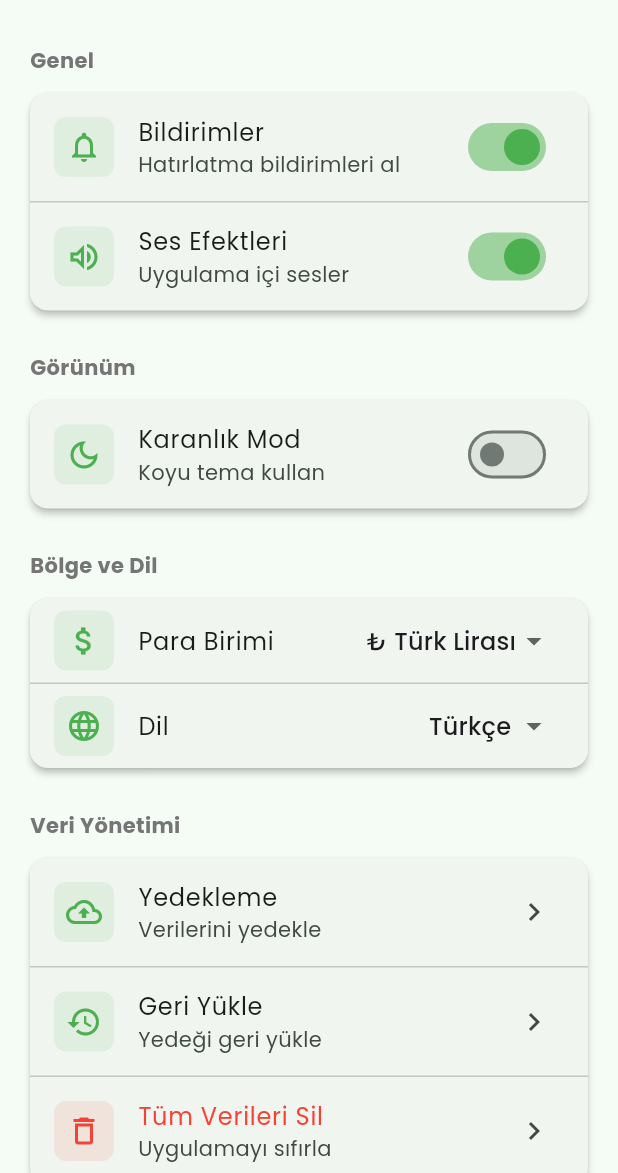
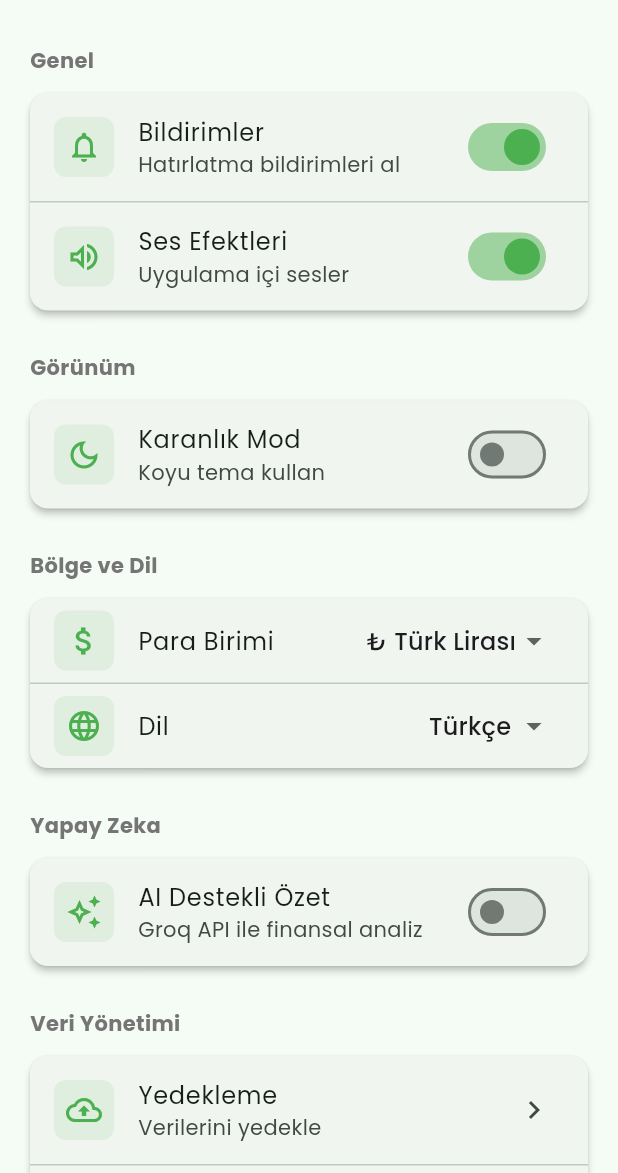
Before and after one commit to YusufErdemK/adiyok, a Flutter app: the SettingsScreen screen opened directly, on a phone screen of 412 x 824 dp, the part 63-1236 px from its top. Run offline on Flutter 3.47's test engine with Material 3 defaults, Android fonts, the phone set to English and light mode, and no system bars; our stand-ins replace audioplayers, fl_chart, flutter_dotenv, flutter_markdown, google_fonts, shared_preferences; accounts and stored records are empty.

Commit message:
settings: groq token system

```diff
--- a/lib/screens/settings.dart
+++ b/lib/screens/settings.dart
@@ -22,6 +22,48 @@ class _SettingsScreenState extends State<SettingsScreen> {
   void initState() {
     super.initState();
     _loadSoundSetting();
+  }
+
+  void _showGroqTokenDialog(SettingsProvider settings) {
+    final controller = TextEditingController(text: settings.groqApiKey);
+    showDialog(
+      context: context,
+      builder: (context) => AlertDialog(
+        title: const Text('Groq API Token'),
+        content: Column(
+          mainAxisSize: MainAxisSize.min,
+          children: [
+            const Text(
+              'console.groq.com adresinden ücretsiz token alabilirsiniz.',
+              style: TextStyle(fontSize: 13),
+            ),
+            const SizedBox(height: 12),
+            TextField(
+              controller: controller,
+              obscureText: true,
+              decoration: const InputDecoration(
+                labelText: 'API Token',
+                border: OutlineInputBorder(),
+                hintText: 'gsk_...',
+              ),
+            ),
+          ],
+        ),
+        actions: [
+          TextButton(
+            onPressed: () => Navigator.pop(context),
+            child: const Text('İptal'),
+          ),
+          ElevatedButton(
+            onPressed: () {
+              settings.setGroqApiKey(controller.text.trim());
+              Navigator.pop(context);
+            },
+            child: const Text('Kaydet'),
+          ),
+        ],
+      ),
+    );
   }
 
   Future<void> _loadSoundSetting() async {
@@ -122,6 +164,43 @@ class _SettingsScreenState extends State<SettingsScreen> {
                 ),
               ],
             ),
+          ),
+
+          const SizedBox(height: 24),
+
+          _buildSectionTitle('Yapay Zeka'),
+          Consumer<SettingsProvider>(
+            builder: (context, settings, _) {
+              return _buildSettingCard(
+                child: Column(
+                  children: [
+                    _buildSwitchTile(
+                      icon: Icons.auto_awesome_outlined,
+                      title: 'AI Destekli Özet',
+                      subtitle: 'Groq API ile finansal analiz',
+                      value: settings.aiEnabled,
+                      onChanged: (value) {
+                        settings.setAiEnabled(value);
+                        if (value && settings.groqApiKey.isEmpty) {
+                          _showGroqTokenDialog(settings);
+                        }
+                      },
+                    ),
+                    if (settings.aiEnabled) ...[
+                      const Divider(height: 1),
+                      _buildActionTile(
+                        icon: Icons.key_outlined,
+                        title: 'Groq API Token',
+                        subtitle: settings.groqApiKey.isEmpty
+                            ? 'Token girilmedi'
+                            : '••••••••${settings.groqApiKey.length > 6 ? settings.groqApiKey.substring(settings.groqApiKey.length - 4) : ''}',
+                        onTap: () => _showGroqTokenDialog(settings),
+                      ),
+                    ],
+                  ],
+                ),
+              );
+            },
           ),
 
           const SizedBox(height: 24),
```
